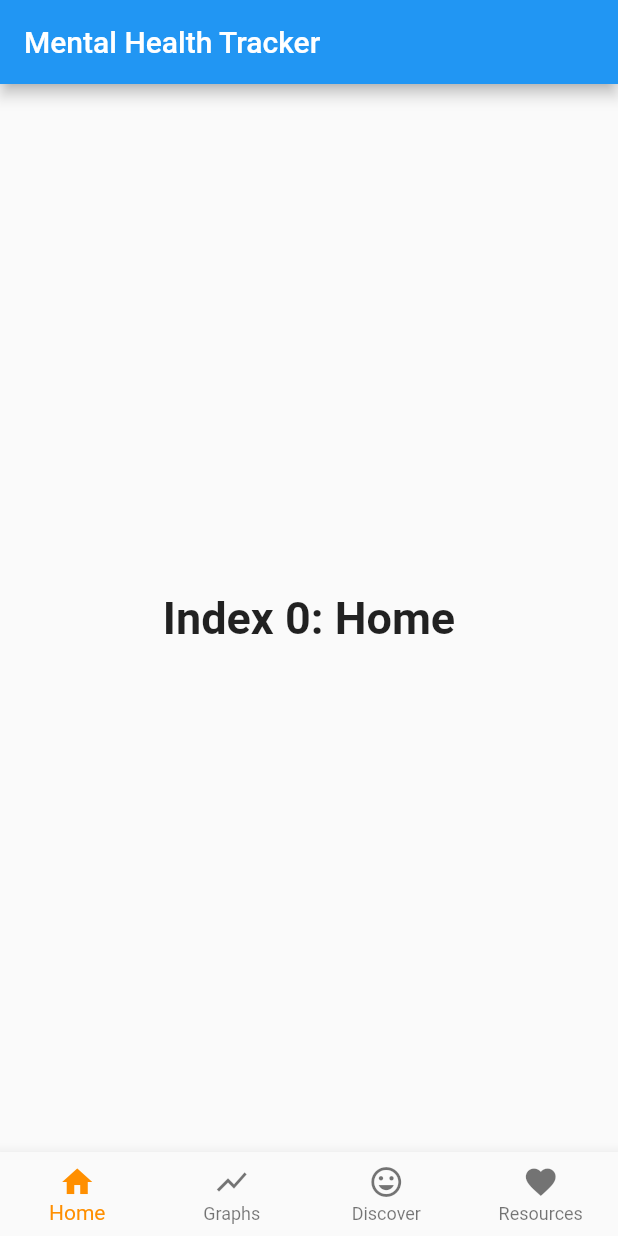
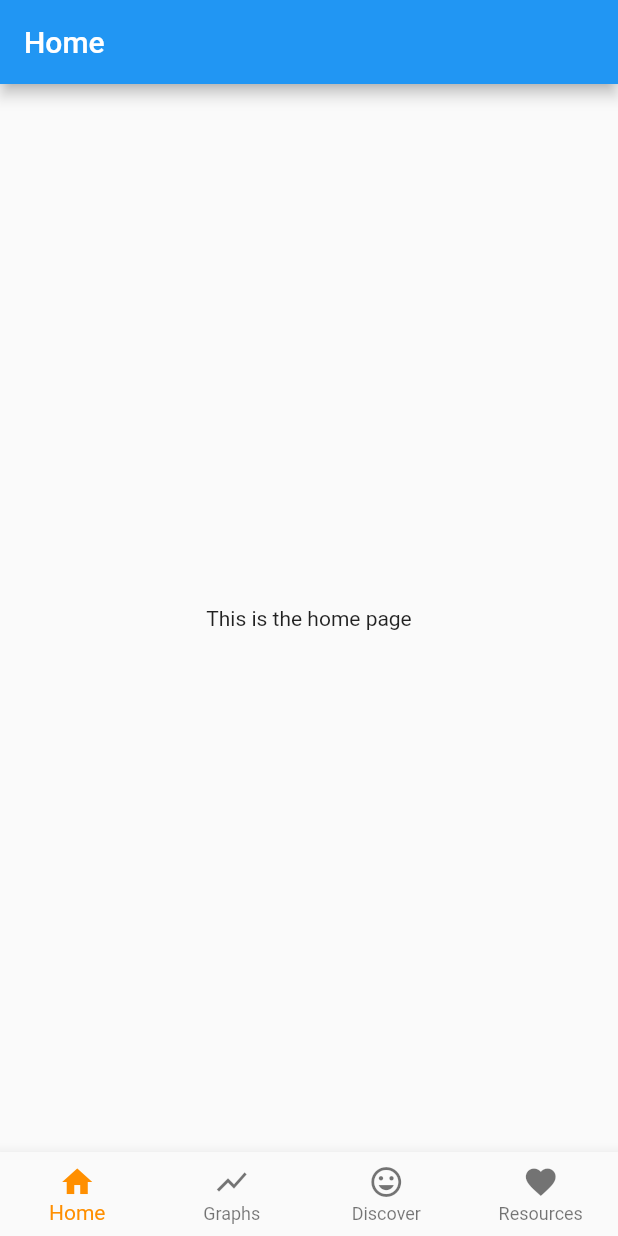
Before and after one commit to mikaylalin/mental_health_tracker, a Flutter app: the screen it shows after launch, on a phone screen of 412 x 824 dp. Run offline on Flutter 3.47's test engine with Material 2 defaults, Android fonts, the phone set to English and light mode, and no system bars.

Commit message:
changed the navigation bar to direct the user to different files/screens, made main.dart the navigation bar only

```diff
--- a/lib/home.dart
+++ b/lib/home.dart
@@ -1 +1,17 @@
-part of myLibrary;
+part of my_library;
+
+class Home extends StatefulWidget {
+  @override
+  _HomeState createState() => _HomeState();
+}
+
+class _HomeState extends State<Home> {
+  @override
+  Widget build(BuildContext context) {
+    return new Scaffold(
+        appBar: new AppBar(title: new Text('Home')),
+        body: new Center(
+          child: new Text('This is the home page'),
+        ));
+  }
+}
--- a/lib/main.dart
+++ b/lib/main.dart
@@ -1,7 +1,9 @@
-library myLibrary;
+//create library to house files in
+library my_library;
 
 import 'package:flutter/material.dart';
 
+//add in files to the library
 part 'graphs.dart';
 part 'resources.dart';
 part 'discover.dart';
@@ -18,21 +20,18 @@ class MyApp extends StatelessWidget {
     return MaterialApp(
       title: 'Mental Health Tracker',
       theme: ThemeData(
-        // This is the theme of your application.
+        //application them
         primarySwatch: Colors.blue,
-        // This makes the visual density adapt to the platform that you run
-        // the app on
+        //makes the visual density adapt to the platform the app runs on
         visualDensity: VisualDensity.adaptivePlatformDensity,
       ),
-      home: MyHomePage(title: 'Mental Health Tracker'),
-      //graphs: Graphs(title: 'Graphs'),
+      home: MyBottomNavigationBar(),
+      //makes sure we call what's in MyBottomNavigationBar
     );
   }
 }
 
-class MyHomePage extends StatefulWidget {
-  MyHomePage({Key key, this.title}) : super(key: key);
-
+class MyBottomNavigationBar extends StatefulWidget {
   // Application home page. It is stateful, meaning
   // that it has a State object (defined below) that contains fields that affect
   // how it looks.
@@ -42,38 +41,23 @@ class MyHomePage extends StatefulWidget {
   // used by the build method of the State. Fields in a Widget subclass are
   // always marked "final".
 
-  final String title;
-
   @override
-  _MyHomePageState createState() => _MyHomePageState();
+  _MyBottomNavigationBar createState() => _MyBottomNavigationBar();
 }
 
-class _MyHomePageState extends State<MyHomePage> {
+class _MyBottomNavigationBar extends State<MyBottomNavigationBar> {
+  //_selectedIndex is the variable for the index of the navigation bar tabs
   int _selectedIndex = 0;
-  //sets the style of the text
-  static const TextStyle optionStyle =
-      TextStyle(fontSize: 30, fontWeight: FontWeight.bold);
-  //creates a list what will be shown for each of the tabs in navigation bar
-  static const List<Widget> _widgetOptions = <Widget>[
-    Text(
-      'Index 0: Home',
-      style: optionStyle,
-    ),
-    Text(
-      'Index 1: Discover',
-      style: optionStyle,
-    ),
-    Text(
-      'Index 2: Graphs',
-      style: optionStyle,
-    ),
-    Text(
-      'Index 3: Resources',
-      style: optionStyle,
-    ),
+  //list of files, in the same order as the tabs
+  final List<Widget> _children = [
+    Home(),
+    Graphs(),
+    Discover(),
+    Resources(),
   ];
 
-  //when item tapped move to _selectedIndex, which shows the new text
+  //when item tapped move to the _selectedIndex, which changes which file
+  //is selected
   void _onItemTapped(int index) {
     setState(() {
       _selectedIndex = index;
@@ -84,17 +68,9 @@ class _MyHomePageState extends State<MyHomePage> {
   Widget build(BuildContext context) {
     // This method is rerun every time setState is called
 
-    return Scaffold(
-      appBar: AppBar(
-        // Here we take the value from the MyHomePage object that was created by
-        // the App.build method, and use it to set our appbar title.
-        title: Text(widget.title),
-      ),
-      body: Center(
-        // Center is a layout widget. It takes a single child and positions it
-        // in the middle of the parent. (positions the text)
-        child: _widgetOptions.elementAt(_selectedIndex),
-      ),
+    return new Scaffold(
+      //body will go to the file and _selectedIndex match in children
+      body: _children[_selectedIndex],
       //create the navigation bar and its parts
       bottomNavigationBar: BottomNavigationBar(
         items: const <BottomNavigationBarItem>[
@@ -115,13 +91,14 @@ class _MyHomePageState extends State<MyHomePage> {
             title: Text('Resources'),
           ),
         ],
+        //changes the _selectedIndex
         currentIndex: _selectedIndex,
+        //changes the navigation bar tab colors
         selectedItemColor: Colors.amber[800],
-        //calls _onItemTapped to make sure a change of text happens
+        //calls _onItemTapped whenever a tap tapped
         onTap: _onItemTapped,
         //makes it so the tabs don't turn white when not selected
         type: BottomNavigationBarType.fixed,
-        //change
       ),
     );
   }
--- a/pubspec.yaml
+++ b/pubspec.yaml
@@ -23,6 +23,7 @@ environment:
 dependencies:
   flutter:
     sdk: flutter
+  table_calendar: ^2.2.3
 
 
   # The following adds the Cupertino Icons font to your application.
```
Also changed, not shown: lib/discover.dart (+19 -1 lines), lib/graphs.dart (+19 -1 lines), lib/resources.dart (+19 -1 lines), pubspec.lock.
